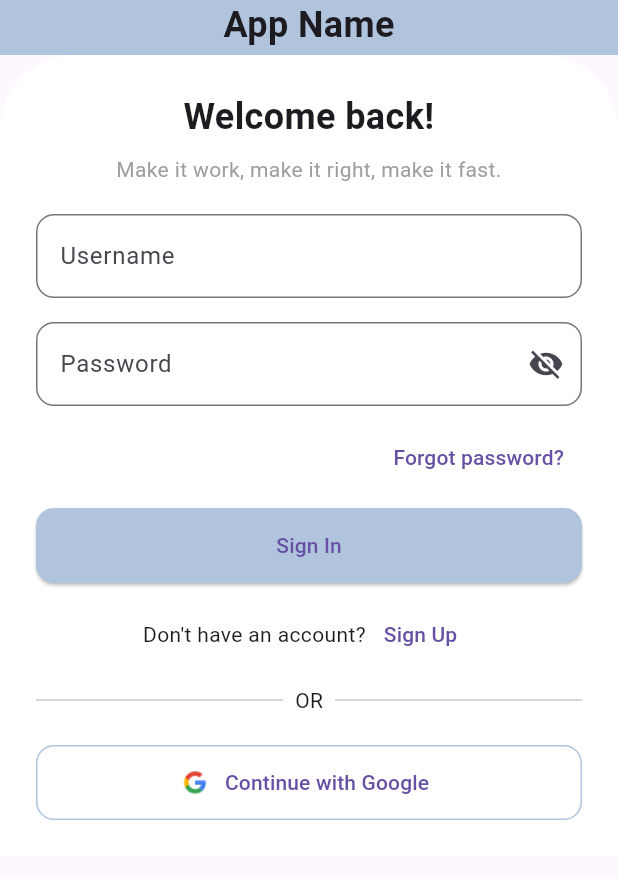
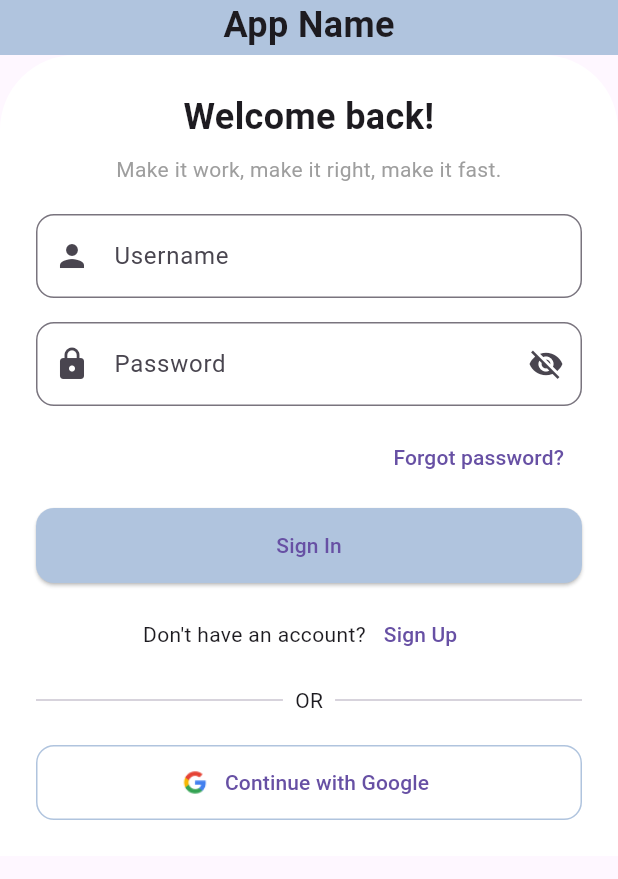
Before and after one commit to kazeulo/trackin_n_bingein, a Flutter app: the screen it shows after launch, after a tap on "Get Started", on a phone screen of 412 x 824 dp, the part 245-1124 px from its top. Run offline on Flutter 3.47's test engine with Material 3 defaults, Android fonts, the phone set to English and light mode, and no system bars; our stand-ins replace firebase_core; accounts and stored records are empty.

Commit message:
update signin/signup/homepage

```diff
--- a/lib/main.dart
+++ b/lib/main.dart
@@ -2,14 +2,16 @@ import 'package:flutter/material.dart';
 import 'package:trackin_n_bingein/screens/splash.dart';
 import 'package:trackin_n_bingein/screens/signin.dart';
 import 'package:trackin_n_bingein/screens/signup.dart';
+import 'package:trackin_n_bingein/screens/homepage.dart';
 
 void main() {
   runApp(MaterialApp(
     debugShowCheckedModeBanner: false,
     routes: {
       "/": (context) => Splash(),
-      // '/signin': (context) => Signin(),
+      '/signin': (context) => Signin(),
       '/signup': (context) => Signup(),
+      '/homepage': (context) => Homepage(),
     },
   ));
 }
--- a/lib/screens/signin.dart
+++ b/lib/screens/signin.dart
@@ -9,6 +9,11 @@ class Signin extends StatefulWidget {
 }
 
 class _SigninState extends State<Signin> {
+  final TextEditingController _usernameController = TextEditingController();
+  final TextEditingController _passwordController = TextEditingController();
+
+  bool _isPasswordVisible = false;
+
   @override
   Widget build(BuildContext context) {
     return Scaffold(
@@ -41,7 +46,7 @@ class _SigninState extends State<Signin> {
           ),
           // White Container with Rounded Corners
           Padding(
-            padding: const EdgeInsets.only(top: 200), // Adjust this value as needed
+            padding: const EdgeInsets.only(top: 200),
             child: Container(
               width: double.infinity,
               padding: EdgeInsets.symmetric(horizontal: 24.0, vertical: 24.0),
@@ -77,8 +82,10 @@ class _SigninState extends State<Signin> {
                     SizedBox(height: 20),
                     // Username Field
                     TextFormField(
+                      controller: _usernameController,
                       decoration: InputDecoration(
                         labelText: 'Username',
+                        prefixIcon: Icon(Icons.person),
                         border: OutlineInputBorder(
                           borderRadius: BorderRadius.circular(12),
                         ),
@@ -87,15 +94,23 @@ class _SigninState extends State<Signin> {
                     SizedBox(height: 16),
                     // Password Field
                     TextFormField(
-                      obscureText: true,
+                      controller: _passwordController,
+                      obscureText: !_isPasswordVisible,
                       decoration: InputDecoration(
                         labelText: 'Password',
+                        prefixIcon: Icon(Icons.lock),
+                        suffixIcon: IconButton(
+                          icon: Icon(
+                            _isPasswordVisible ? Icons.visibility : Icons.visibility_off,
+                          ),
+                          onPressed: () {
+                            setState(() {
+                              _isPasswordVisible = !_isPasswordVisible;
+                            });
+                          },
+                        ),
                         border: OutlineInputBorder(
                           borderRadius: BorderRadius.circular(12),
-                        ),
-                        suffixIcon: IconButton(
-                          icon: Icon(Icons.visibility_off),
-                          onPressed: () {},
                         ),
                       ),
                     ),
--- a/lib/styling/styling.dart
+++ b/lib/styling/styling.dart
@@ -16,4 +16,5 @@ class ButtonStyling {
 
 class BackgroundColor {
   static const Color bColor1 = Color(0xFFA7BCC7);
+  // static const Color bColor2 = Color()
 }
```
Also changed, not shown: lib/screens/homepage.dart (+6 -4 lines), lib/screens/signup.dart (+31 -6 lines).
